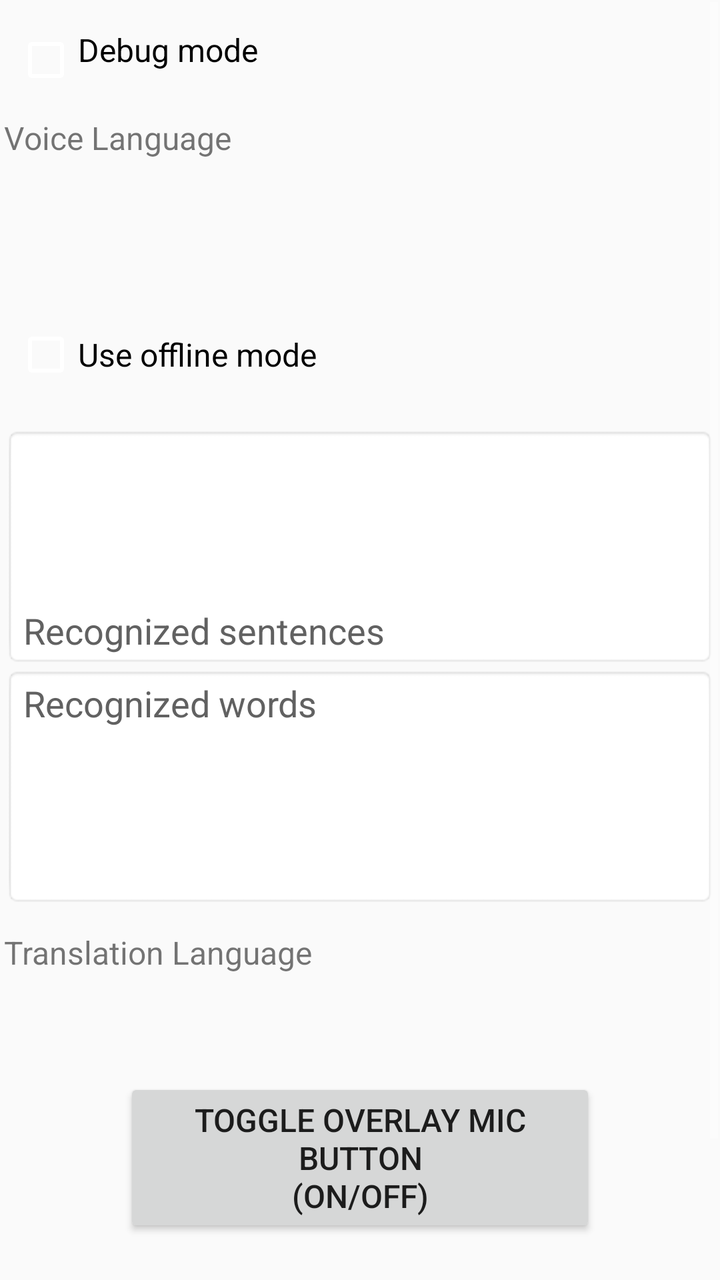
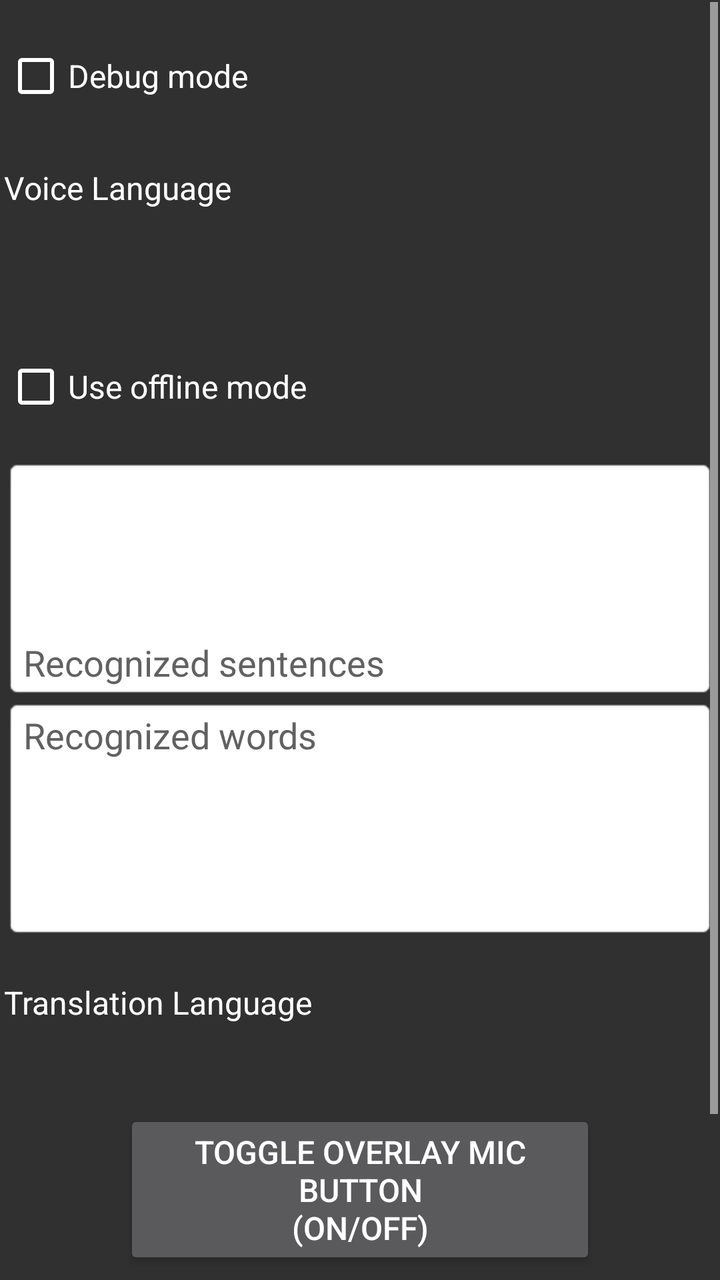

Screens rendered from an Android XML layout before and after an edit, with the pre-edit source and the edit as a unified diff.
<!-- AndroidManifest.xml: application theme AppTheme -->
<!-- res/layout/activity_main.xml -->
<?xml version="1.0" encoding="utf-8"?>

<ScrollView xmlns:android="http://schemas.android.com/apk/res/android"
    xmlns:tools="http://schemas.android.com/tools"
    android:id="@+id/root"
    android:layout_width="fill_parent"
    android:layout_height="wrap_content"
    android:layout_marginLeft="5dp"
    android:layout_marginRight="5dp"
    android:layout_gravity="center_horizontal"
    android:orientation="vertical"
    android:padding="1dp"
    android:fillViewport="false"
    >
    <TableLayout
        android:layout_width="match_parent"
        android:layout_height="wrap_content"
        android:paddingLeft="1dp"
        android:paddingRight="1dp"
        android:paddingTop="1dp"
        android:paddingBottom="1dp"
        tools:context=".MainActivity"
        >
        <View
            android:layout_width="match_parent"
            android:layout_height="12sp"
            />
        <CheckBox
            android:id="@+id/checkbox_debug_mode"
            android:text="Debug mode"
            android:minHeight="32dp"
            android:padding="0dp"
            android:gravity="start"
            android:textAlignment="gravity"
            android:textSize="16sp"
            android:layout_width="wrap_content"
            android:layout_height="wrap_content"
            android:layout_marginStart="5dp"
            android:layout_marginTop="0dp"
            android:layout_marginEnd="5dp"
            android:layout_marginBottom="0dp"
            android:checked="false"
            />
        <View
            android:layout_width="match_parent"
            android:layout_height="12sp"
            />
        <TableRow>
            <TextView
                android:id="@+id/textview_text1"
                android:text="@string/voice_language"
                android:gravity="start"
                android:textSize="16sp"
                android:textAlignment="gravity"
                android:layout_width="wrap_content"
                android:layout_height="40dp"
                />
            <Spinner
                android:id="@+id/spinner_src_languages"
                android:contentDescription="@string/spinner_src_languages"
                android:spinnerMode="dropdown"
                android:backgroundTint="@color/lightGrayishWhite"
                android:gravity="start"
                android:textSize="12sp"
                android:textAlignment="gravity"
                android:minHeight="40dp"
                android:layout_marginStart="12dp"
                android:layout_width="228dp"
                android:layout_height="wrap_content"
                />
        </TableRow>
        <TextView
            android:id="@+id/textview_src_dialect"
            android:textSize="16sp"
            android:gravity="center"
            android:textAlignment="gravity"
            android:layout_width="wrap_content"
            android:layout_height="wrap_content"
            />
        <TextView
            android:id="@+id/textview_src"
            android:textSize="16sp"
            android:gravity="center"
            android:textAlignment="gravity"
            android:layout_width="wrap_content"
            android:layout_height="wrap_content"
            />
        <View
            android:layout_width="match_parent"
            android:layout_height="12sp"
            />
        <TableRow
            android:layout_width="match_parent"
            android:layout_height="wrap_content">
            <CheckBox
                android:id="@+id/checkbox_offline_mode"
                android:layout_width="wrap_content"
                android:layout_height="48dp"
                android:layout_marginStart="5dp"
                android:gravity="center_vertical"
                android:padding="0dp"
                android:text="@string/use_offline_mode"
                android:textSize="16sp"
                />
            <Button
                android:id="@+id/button_download_language"
                android:layout_width="wrap_content"
                android:layout_height="wrap_content"
                android:layout_marginStart="8dp"
                android:layout_marginEnd="5dp"
                android:paddingStart="2dp"
                android:paddingEnd="2dp"
                android:minWidth="0dp"
                android:text="@string/download_language"
                android:textSize="16sp"
                android:visibility="gone"
                />
        </TableRow>
        <View
            android:layout_width="match_parent"
            android:layout_height="12sp"
            />
        <EditText
            android:id="@+id/full_voice_text"
            android:layout_width="match_parent"
            android:layout_height="120dp"
            android:autofillHints=""
            android:background="@android:drawable/editbox_background"
            android:gravity="bottom"
            android:focusable="false"
            android:focusableInTouchMode="true"
            android:hint="@string/recognized_sentences"
            android:maxLines="3"
            android:textSize="18sp"
            android:textAlignment="gravity"
            android:textColorHint="#616161"
            tools:ignore="LabelFor,TextFields"
            />
        <EditText
            android:id="@+id/voice_text"
            android:layout_width="match_parent"
            android:layout_height="120dp"
            android:autofillHints=""
            android:background="@android:drawable/editbox_background"
            android:gravity="start"
            android:focusable="false"
            android:focusableInTouchMode="true"
            android:hint="@string/recognized_words"
            android:maxLines="3"
            android:textSize="18sp"
            android:textAlignment="gravity"
            android:textColorHint="#616161"
            tools:ignore="LabelFor,TextFields"
            />
        <View
            android:layout_width="match_parent"
            android:layout_height="12sp"
            />
        <TableRow>
            <TextView
                android:id="@+id/textview_text2"
                android:layout_width="wrap_content"
                android:layout_height="40dp"
                android:gravity="start"
                android:text="@string/translation_language"
                android:textAlignment="gravity"
                android:textSize="16sp"
                />

            <Spinner
                android:id="@+id/spinner_dst_languages"
                android:layout_width="228dp"
                android:layout_height="wrap_content"
                android:layout_marginStart="12dp"
                android:backgroundTint="@color/lightGrayishWhite"
                android:contentDescription="@string/spinner_dst_languages"
                android:gravity="start"
                android:minHeight="40dp"
                android:spinnerMode="dropdown"
                android:textSize="12sp"
                android:textAlignment="gravity"
                />
        </TableRow>
        <TextView
            android:id="@+id/textview_dst"
            android:textSize="16sp"
            android:gravity="center"
            android:textAlignment="gravity"
            android:layout_width="wrap_content"
            android:layout_height="wrap_content"
            />
        <View
            android:layout_width="match_parent"
            android:layout_height="12sp"
            />
        <Button
            android:id="@+id/button_toggle_overlay"
            android:layout_marginLeft="60dp"
            android:layout_marginRight="60dp"
            android:layout_height="wrap_content"
            android:layout_width="wrap_content"
            android:text="@string/toggle_overlay"
            android:textSize="16sp"
            />
        <View
            android:layout_width="match_parent"
            android:layout_height="12sp"
            />
        <TextView
            android:id="@+id/textview_recognizing"
            android:textSize="16sp"
            android:gravity="center"
            android:textAlignment="gravity"
            android:layout_width="wrap_content"
            android:layout_height="wrap_content"
            />
        <TextView
            android:id="@+id/textview_overlaying"
            android:textSize="16sp"
            android:gravity="center"
            android:textAlignment="gravity"
            android:layout_width="wrap_content"
            android:layout_height="wrap_content"
            />
        <TextView
            android:id="@+id/textview_debug"
            android:textSize="16sp"
            android:gravity="center"
            android:textAlignment="gravity"
            android:layout_width="wrap_content"
            android:layout_height="wrap_content"
            />
        <TextView
            android:id="@+id/textview_output_messages"
            android:textSize="16sp"
            android:gravity="center"
            android:textAlignment="gravity"
            android:layout_width="wrap_content"
            android:layout_height="wrap_content"
            />
    </TableLayout>
</ScrollView>
<!-- resources referenced by this layout -->
<resources>
  <color name="lightGrayishWhite">#FFEAEAEA</color>
  <string name="download_language">DOWNLOAD LANGUAGE</string>
  <string name="recognized_sentences">Recognized sentences</string>
  <string name="recognized_words">Recognized words</string>
  <string name="spinner_dst_languages">spinner_dst_languages</string>
  <string name="spinner_src_languages">spinner_src_languages</string>
  <string name="toggle_overlay">Toggle Overlay Mic Button\n(ON/OFF)</string>
  <string name="translation_language">Translation Language</string>
  <string name="use_offline_mode">Use offline mode</string>
  <string name="voice_language">Voice Language</string>
  <style name="AppTheme" parent="Theme.AppCompat.Light.DarkActionBar">
          
          <item name="colorPrimary">@color/colorPrimary</item>
          <item name="colorPrimaryDark">@color/colorPrimaryDark</item>
          <item name="colorAccent">@color/colorAccent</item>
          <item name="colorControlNormal">#FFFFFFFF</item>
          <item name="colorControlActivated">#FFFFFFFF</item>
          <item name="colorControlHighlight">#40FFFFFF</item>
      </style>
  <color name="colorPrimary">#6200EE</color>
  <color name="colorPrimaryDark">#3700B3</color>
  <color name="colorAccent">#03DAC5</color>
</resources>

<!-- the commit's change to res/layout/activity_main.xml (unified diff, before → after) -->
@@ -25,22 +25,20 @@
             android:layout_width="match_parent"
             android:layout_height="12sp"
             />
+        <TableRow
+            android:layout_width="match_parent"
+            android:layout_height="wrap_content"
+            >
         <CheckBox
             android:id="@+id/checkbox_debug_mode"
             android:text="Debug mode"
-            android:minHeight="32dp"
+            android:layout_width="wrap_content"
+            android:layout_height="48dp"
+            android:gravity="center_vertical"
             android:padding="0dp"
-            android:gravity="start"
-            android:textAlignment="gravity"
-            android:textSize="16sp"
-            android:layout_width="wrap_content"
-            android:layout_height="wrap_content"
-            android:layout_marginStart="5dp"
-            android:layout_marginTop="0dp"
-            android:layout_marginEnd="5dp"
-            android:layout_marginBottom="0dp"
-            android:checked="false"
-            />
+            android:textSize="16sp"
+            />
+        </TableRow>
         <View
             android:layout_width="match_parent"
             android:layout_height="12sp"
@@ -49,10 +47,11 @@
             <TextView
                 android:id="@+id/textview_text1"
                 android:text="@string/voice_language"
-                android:gravity="start"
-                android:textSize="16sp"
-                android:textAlignment="gravity"
-                android:layout_width="wrap_content"
+                android:gravity="start|center"
+                android:textSize="16sp"
+                android:textAlignment="gravity"
+                android:textColor="?android:attr/textColorPrimary"
+                android:layout_width="160dp"
                 android:layout_height="40dp"
                 />
             <Spinner
@@ -60,12 +59,12 @@
                 android:contentDescription="@string/spinner_src_languages"
                 android:spinnerMode="dropdown"
                 android:backgroundTint="@color/lightGrayishWhite"
-                android:gravity="start"
-                android:textSize="12sp"
-                android:textAlignment="gravity"
+                android:gravity="start|center"
+                android:textAlignment="gravity"
+                android:layout_marginStart="12dp"
                 android:minHeight="40dp"
-                android:layout_marginStart="12dp"
-                android:layout_width="228dp"
+                android:minWidth="228dp"
+                android:layout_width="fill_parent"
                 android:layout_height="wrap_content"
                 />
         </TableRow>
@@ -96,7 +95,6 @@
                 android:id="@+id/checkbox_offline_mode"
                 android:layout_width="wrap_content"
                 android:layout_height="48dp"
-                android:layout_marginStart="5dp"
                 android:gravity="center_vertical"
                 android:padding="0dp"
                 android:text="@string/use_offline_mode"
@@ -159,26 +157,26 @@
         <TableRow>
             <TextView
                 android:id="@+id/textview_text2"
-                android:layout_width="wrap_content"
+                android:text="@string/translation_language"
+                android:layout_width="160dp"
                 android:layout_height="40dp"
-                android:gravity="start"
-                android:text="@string/translation_language"
-                android:textAlignment="gravity"
-                android:textSize="16sp"
-                />
-
+                android:gravity="start|center"
+                android:textAlignment="gravity"
+                android:textSize="16sp"
+                android:textColor="?android:attr/textColorPrimary"
+                />
             <Spinner
                 android:id="@+id/spinner_dst_languages"
-                android:layout_width="228dp"
+                android:contentDescription="@string/spinner_dst_languages"
+                android:spinnerMode="dropdown"
+                android:backgroundTint="@color/lightGrayishWhite"
+                android:gravity="start|center"
+                android:textAlignment="gravity"
+                android:layout_marginStart="12dp"
+                android:minHeight="40dp"
+                android:minWidth="228dp"
+                android:layout_width="fill_parent"
                 android:layout_height="wrap_content"
-                android:layout_marginStart="12dp"
-                android:backgroundTint="@color/lightGrayishWhite"
-                android:contentDescription="@string/spinner_dst_languages"
-                android:gravity="start"
-                android:minHeight="40dp"
-                android:spinnerMode="dropdown"
-                android:textSize="12sp"
-                android:textAlignment="gravity"
                 />
         </TableRow>
         <TextView
<!-- resource entries referenced after the edit -->
@@ -10,7 +10,7 @@
   <string name="translation_language">Translation Language</string>
   <string name="use_offline_mode">Use offline mode</string>
   <string name="voice_language">Voice Language</string>
-  <style name="AppTheme" parent="Theme.AppCompat.Light.DarkActionBar">
+  <style name="AppTheme" parent="Theme.AppCompat">
           
           <item name="colorPrimary">@color/colorPrimary</item>
           <item name="colorPrimaryDark">@color/colorPrimaryDark</item>
